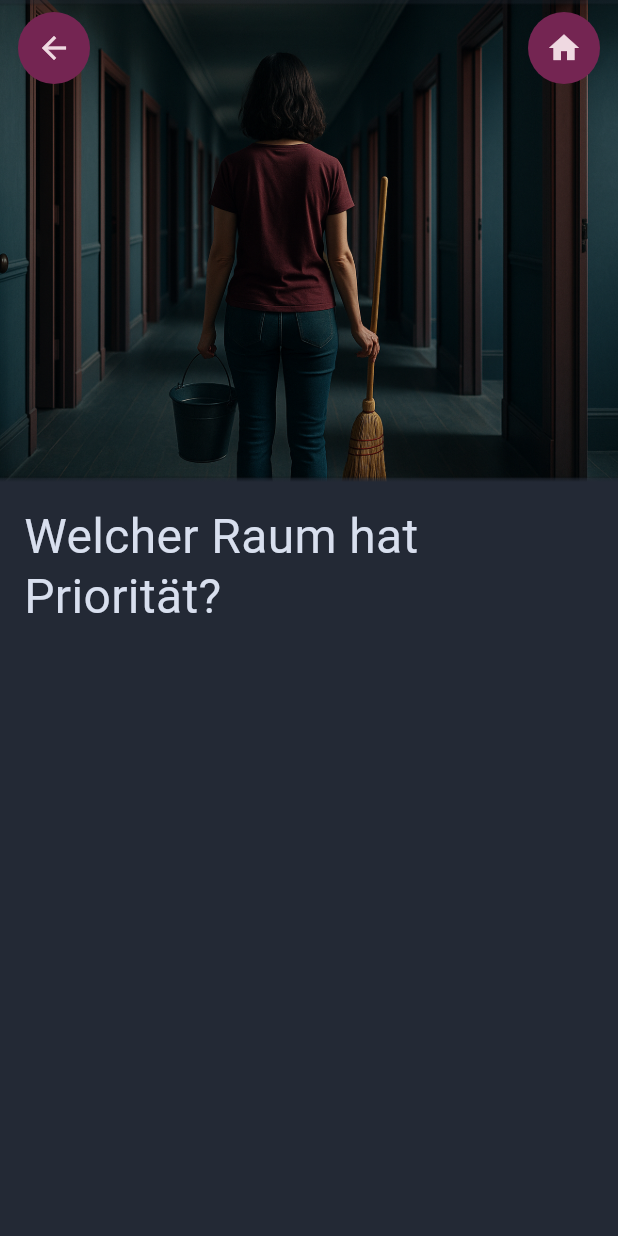
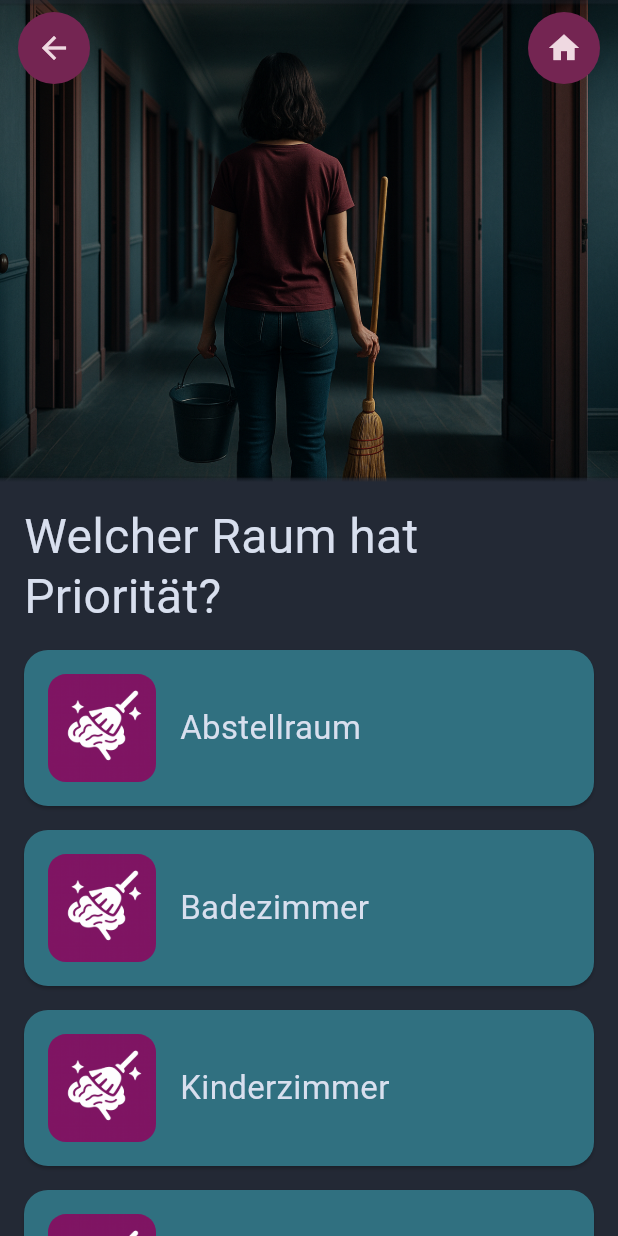
Before and after one commit to CathsDev/bd_app_v0, a Flutter app: the AreaSelectScreen screen opened by its route, on a phone screen of 412 x 824 dp. Run offline on Flutter 3.47's test engine with Material 3 defaults, Android fonts, the phone set to English and light mode, and no system bars; our stand-ins replace firebase_auth, firebase_core, flutter_riverpod, go_router; accounts and stored records are empty.

Commit message:
feat(area): implement area selection logic and navigation

```diff
--- a/lib/src/features/area_select/presentation/area_select_screen.dart
+++ b/lib/src/features/area_select/presentation/area_select_screen.dart
@@ -1,14 +1,20 @@
 import 'package:bd_app_v0/src/core/constants/assets.dart';
+import 'package:bd_app_v0/src/core/routing/route_names.dart';
 import 'package:bd_app_v0/src/core/theme/text_styles.dart';
+import 'package:bd_app_v0/src/features/area_select/models/area_model.dart';
+import 'package:bd_app_v0/src/features/area_select/providers/area_select_provider.dart';
+import 'package:bd_app_v0/src/shared/widgets/cards/area_card.dart';
 import 'package:bd_app_v0/src/shared/widgets/header/header_image.dart';
 import 'package:flutter/material.dart';
 import 'package:flutter_riverpod/flutter_riverpod.dart';
+import 'package:go_router/go_router.dart';
 
 class AreaSelectScreen extends ConsumerWidget {
   const AreaSelectScreen({super.key});
 
   @override
   Widget build(BuildContext context, WidgetRef ref) {
+    final selectedId = ref.watch(areaSelectProvider).selectedId;
     return Scaffold(
       body: Column(
         crossAxisAlignment: CrossAxisAlignment.stretch,
@@ -30,24 +36,24 @@ class AreaSelectScreen extends ConsumerWidget {
               ),
             ),
           ),
-          /* Expanded(
+          Expanded(
             child: ListView.separated(
               padding: const EdgeInsets.fromLTRB(8, 8, 8, 32),
               itemBuilder: (context, index) {
                 final area = areas[index];
-                return SelectCard(
-                  mode: area,
+                return AreaCard(
+                  model: area,
                   selected: area.id == selectedId,
                   onTap: () {
                     ref.read(areaSelectProvider.notifier).setSelected(area.id);
-                    //context.pushNamed(area.route);
+                    context.pushNamed(AppRoutes.taskTimer);
                   },
                 );
               },
               separatorBuilder: (_, _) => const SizedBox.shrink(),
               itemCount: areas.length,
             ),
-          ), */
+          ),
         ],
       ),
     );
--- /dev/null
+++ b/lib/src/shared/widgets/cards/area_card.dart
@@ -0,0 +1,61 @@
+import 'dart:ui';
+
+import 'package:bd_app_v0/src/core/theme/text_styles.dart';
+import 'package:bd_app_v0/src/features/area_select/models/area_model.dart';
+import 'package:flutter/material.dart';
+
+class AreaCard extends StatelessWidget {
+  final AreaModel model;
+  final bool selected;
+  final VoidCallback onTap;
+  const AreaCard({
+    super.key,
+    required this.model,
+    required this.selected,
+    required this.onTap,
+  });
+
+  @override
+  Widget build(BuildContext context) {
+    final scheme = Theme.of(context).colorScheme;
+    return Card(
+      margin: EdgeInsets.all(8),
+      color: selected ? scheme.secondary : scheme.primary,
+      shape: RoundedRectangleBorder(borderRadius: BorderRadius.circular(16)),
+      clipBehavior: Clip.antiAlias,
+      child: InkWell(
+        borderRadius: BorderRadius.circular(16),
+        onTap: onTap,
+        child: Padding(
+          padding: const EdgeInsets.all(16.0),
+          child: Row(
+            crossAxisAlignment: CrossAxisAlignment.center,
+            children: [
+              ClipRRect(
+                borderRadius: BorderRadius.circular(12),
+                child: Image.asset(
+                  model.imagePath,
+                  width: 72,
+                  height: 72,
+                  fit: BoxFit.cover,
+                ),
+              ),
+              SizedBox(width: 16),
+              Expanded(
+                child: Column(
+                  crossAxisAlignment: CrossAxisAlignment.start,
+                  children: [
+                    Text(model.title, style: TextStyles.cardTitle),
+                    if (model.subtitle != null) const SizedBox(height: 8),
+                    if (model.subtitle != null)
+                      Text(model.subtitle!, style: TextStyles.cardSubtitle),
+                  ],
+                ),
+              ),
+            ],
+          ),
+        ),
+      ),
+    );
+  }
+}
```
